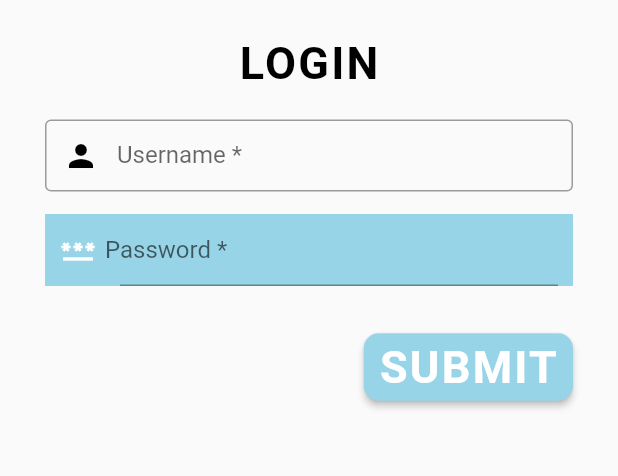
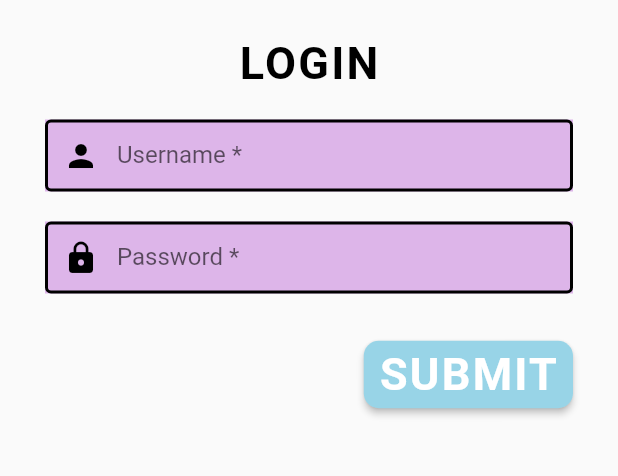
Before and after one commit to prabhuti2906/wakeup_hackathon, a Flutter app: the screen it shows after launch, on a phone screen of 412 x 824 dp, the part 278-754 px from its top. Run offline on Flutter 3.47's test engine with Material 2 defaults, Android fonts, the phone set to English and light mode, and no system bars; our stand-ins replace google_fonts.

Commit message:
ALL COMMITS DONE

```diff
--- a/lib/signin.dart
+++ b/lib/signin.dart
@@ -44,11 +44,16 @@ class _SignInState extends State<SignIn> {
               ),
             ),
             SizedBox(height: 20,),
-            TextFormField(
+            Container(
+              color: Color(0xffDDB5E9),
+
+              child: TextFormField(
 
                 decoration: const InputDecoration(
 
-                border: OutlineInputBorder(),
+                  enabledBorder: OutlineInputBorder(
+                    borderSide: BorderSide(color: Colors.black, width: 2.0),
+                  ),
                   prefixIcon: Icon(
                   Icons.person,
                   color: Colors.black,
@@ -64,18 +69,26 @@ class _SignInState extends State<SignIn> {
                   return (value != null && value.contains('@')) ? 'Do not use the @ char.' : null;
                 },
               ),
-            SizedBox(height: 15,),
+            ),
+      SizedBox(height: 20,),
+      Container(
+        color: Color(0xffDDB5E9),
 
-            Container(
-              color: Color(0xff98d4e7),
-              padding: EdgeInsets.symmetric(horizontal: 10),
         child: TextFormField(
+
           decoration: const InputDecoration(
+
+            enabledBorder: OutlineInputBorder(
+              borderSide: BorderSide(color: Colors.black, width: 2.0),
+            ),
+            prefixIcon: Icon(
+              Icons.lock,
+              color: Colors.black,
+
+            ),
+
             contentPadding: EdgeInsets.all(-10),
-                  icon: Icon(
-                    Icons.password,
-                    color: Colors.white,
-                  ),
+
             labelText: 'Password *',
           ),
           onSaved: (String? value) {},
@@ -84,6 +97,8 @@ class _SignInState extends State<SignIn> {
           },
         ),
       ),
+
+
 
 
 
```
Lines whose indentation alone changed are shown as unchanged.
